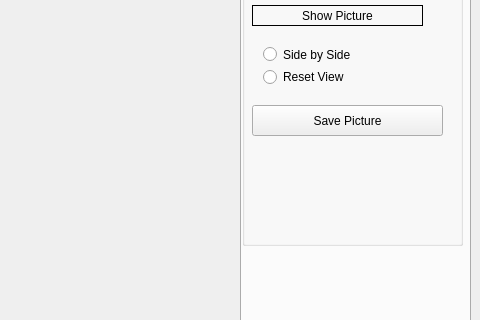
This is Qt_JsonCamera/showvideocapture.ui in gwamoniak/OpenCV-SandBox as Qt 5 draws it before an edit; both pictures show x 800 to 1280 and y 321 to 641 of the 1280 by 800 pixel window. The edited form follows.
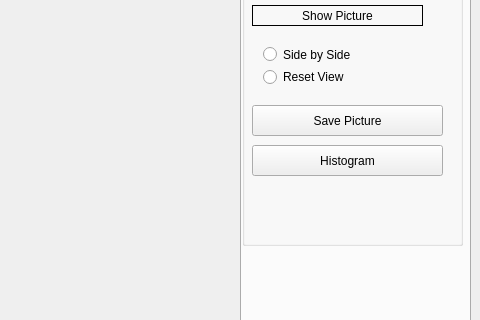
This is the edited form.

```diff
--- a/Qt_JsonCamera/showvideocapture.ui
+++ b/Qt_JsonCamera/showvideocapture.ui
@@ -129,6 +129,19 @@
         <string>Save Picture</string>
        </property>
       </widget>
+      <widget class="QPushButton" name="ButtonHistogram">
+       <property name="geometry">
+        <rect>
+         <x>10</x>
+         <y>210</y>
+         <width>191</width>
+         <height>31</height>
+        </rect>
+       </property>
+       <property name="text">
+        <string>Histogram</string>
+       </property>
+      </widget>
      </widget>
      <widget class="QGroupBox" name="groupBox_2">
       <property name="geometry">
```
